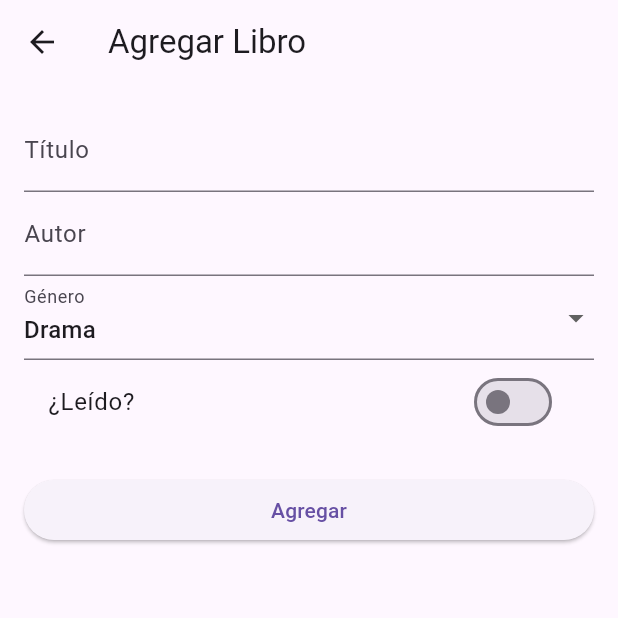
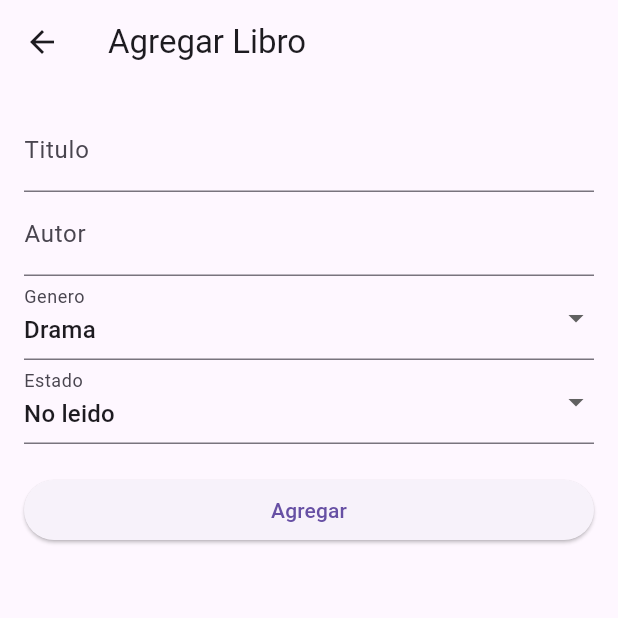
Before and after one commit to omarovalles/BiblioZen, a Flutter app: the LibroFormView screen opened directly, on a phone screen of 412 x 824 dp, the top half of it. Run offline on Flutter 3.47's test engine with Material 3 defaults, Android fonts, the phone set to English and light mode, and no system bars; our stand-ins replace sqflite; accounts and stored records are empty.

Commit message:
Aplicacion casi terminada

```diff
--- a/lib/controllers/libro_controller.dart
+++ b/lib/controllers/libro_controller.dart
@@ -1,16 +1,12 @@
-/* Omar
-*/
-
-import '../db/db_helperfake.dart';
-import '../models/fakemodel.dart';
-
+import '../models/libro.dart';
+import '../db/db_helper.dart';
 
 class LibroController {
-  final DBHelperFake dbHelper = DBHelperFake();
+  final DatabaseHelper dbHelper = DatabaseHelper.instance;
 
   // Obtener todos los libros
   Future<List<Libro>> obtenerLibros() async {
-    return await dbHelper.getLibros();
+    return await dbHelper.getAllLibros();
   }
 
   // Insertar un nuevo libro
@@ -27,4 +23,9 @@ class LibroController {
   Future<void> eliminarLibro(int id) async {
     await dbHelper.deleteLibro(id);
   }
+
+  // Buscar libros por título
+  Future<List<Libro>> buscarLibros(String query) async {
+    return await dbHelper.searchLibros(query);
+  }
 }
--- a/lib/models/fakemodel.dart
+++ /dev/null
@@ -1,37 +0,0 @@
-class Libro {
-int? id;
-String titulo;
-String autor;
-String genero;
-bool leido;
-
-Libro({
-this.id,
-required this.titulo,
-required this.autor,
-required this.genero,
-this.leido = false,
-});
-
-// Método para convertir un objeto Libro a mapa (útil si luego quieres usar SQLite real)
-Map<String, dynamic> toMap() {
-return {
-'id': id,
-'titulo': titulo,
-'autor': autor,
-'genero': genero,
-'leido': leido ? 1 : 0, // SQLite no tiene booleanos, se usa 1 y 0
-};
-}
-
-// Método para crear un objeto Libro desde un mapa
-factory Libro.fromMap(Map<String, dynamic> map) {
-return Libro(
-id: map['id'],
-titulo: map['titulo'],
-autor: map['autor'],
-genero: map['genero'],
-leido: map['leido'] == 1, // convertir de 1/0 a bool
-);
-}
-}
--- a/lib/models/libro.dart
+++ b/lib/models/libro.dart
@@ -1,5 +1,6 @@
 /* Juan
 */
+
 class Libro {
   int? id;
   String titulo;
--- a/lib/views/libro_form_view.dart
+++ b/lib/views/libro_form_view.dart
@@ -3,7 +3,7 @@ Crear formulario para añadir/editar libros
 */
 import 'package:app_biblioteca_personal/controllers/libro_controller.dart';
 import 'package:flutter/material.dart';
-import 'package:app_biblioteca_personal/models/fakemodel.dart';
+import 'package:app_biblioteca_personal/models/libro.dart';
 
 class LibroFormView extends StatefulWidget {
   final Libro? libro;
@@ -20,7 +20,8 @@ class _LibroFormViewState extends State<LibroFormView> {
   final TextEditingController _tituloController = TextEditingController();
   final TextEditingController _autorController = TextEditingController();
   String _generoSelecionado = 'Drama';
-  bool leido = false;
+  String _estadoSeleccionado = 'No leido';
+  late String _fechaRegistro;
 
   @override
   void initState() {
@@ -29,7 +30,10 @@ class _LibroFormViewState extends State<LibroFormView> {
       _tituloController.text = widget.libro!.titulo;
       _autorController.text = widget.libro!.autor;
       _generoSelecionado = widget.libro!.genero;
-      leido = widget.libro!.leido;
+      _estadoSeleccionado = widget.libro!.estado;
+      _fechaRegistro = widget.libro!.fechaRegistro;
+    } else {
+      _fechaRegistro = DateTime.now().toIso8601String();
     }
   }
 
@@ -47,7 +51,8 @@ class _LibroFormViewState extends State<LibroFormView> {
         titulo: _tituloController.text,
         autor: _autorController.text,
         genero: _generoSelecionado,
-        leido: leido,
+        estado: _estadoSeleccionado,
+        fechaRegistro: _fechaRegistro,
       );
       if (widget.libro == null) {
         await libroController.agregarLibro(libro);
@@ -72,10 +77,10 @@ class _LibroFormViewState extends State<LibroFormView> {
             children: [
               TextFormField(
                 controller: _tituloController,
-                decoration: const InputDecoration(labelText: 'Título'),
+                decoration: const InputDecoration(labelText: 'Titulo'),
                 validator: (value) {
                   if (value == null || value.isEmpty) {
-                    return 'El título es obligatorio';
+                    return 'El titulo es obligatorio';
                   }
                   return null;
                 },
@@ -86,29 +91,35 @@ class _LibroFormViewState extends State<LibroFormView> {
               ),
               DropdownButtonFormField<String>(
                 value: _generoSelecionado,
-                decoration: const InputDecoration(labelText: 'Género'),
-                items: ['Drama', 'Ciencia Ficción', 'Fantasía', 'Terror', 'Otro']
-                    .map((g) => DropdownMenuItem(value: g, child: Text(g)))
-                    .toList(),
+                decoration: const InputDecoration(labelText: 'Genero'),
+                items:
+                    ['Drama', 'Ciencia Ficcion', 'Fantasia', 'Terror', 'Otro']
+                        .map((g) => DropdownMenuItem(value: g, child: Text(g)))
+                        .toList(),
                 onChanged: (value) {
                   setState(() {
                     _generoSelecionado = value!;
                   });
                 },
               ),
-              SwitchListTile(
-                title: const Text('¿Leído?'),
-                value: leido,
+              DropdownButtonFormField<String>(
+                value: _estadoSeleccionado,
+                decoration: const InputDecoration(labelText: 'Estado'),
+                items: ['Leido', 'No leido']
+                    .map((e) => DropdownMenuItem(value: e, child: Text(e)))
+                    .toList(),
                 onChanged: (value) {
                   setState(() {
-                    leido = value;
+                    _estadoSeleccionado = value!;
                   });
                 },
               ),
               const SizedBox(height: 20),
               ElevatedButton(
                 onPressed: _guardarLibro,
-                child: Text(widget.libro == null ? 'Agregar' : 'Guardar cambios'),
+                child: Text(
+                  widget.libro == null ? 'Agregar' : 'Guardar cambios',
+                ),
               ),
             ],
           ),
--- a/pubspec.yaml
+++ b/pubspec.yaml
@@ -10,6 +10,10 @@ dependencies:
   flutter:
     sdk: flutter
 
+  sqflite: ^2.3.2
+  path: ^1.9.0
+  path_provider: ^2.1.2
+
 dev_dependencies:
   flutter_test:
     sdk: flutter
```
Also changed, not shown: lib/db/db_helper.dart (+2 -11 lines), lib/db/db_helperfake.dart (deleted, +0 -39 lines), lib/views/libro_detail_view.dart (+31 -2 lines), lib/views/libro_list_view.dart (+35 -2 lines), lib/widgets/libro_card.dart (+30 -2 lines), pubspec.lock.
